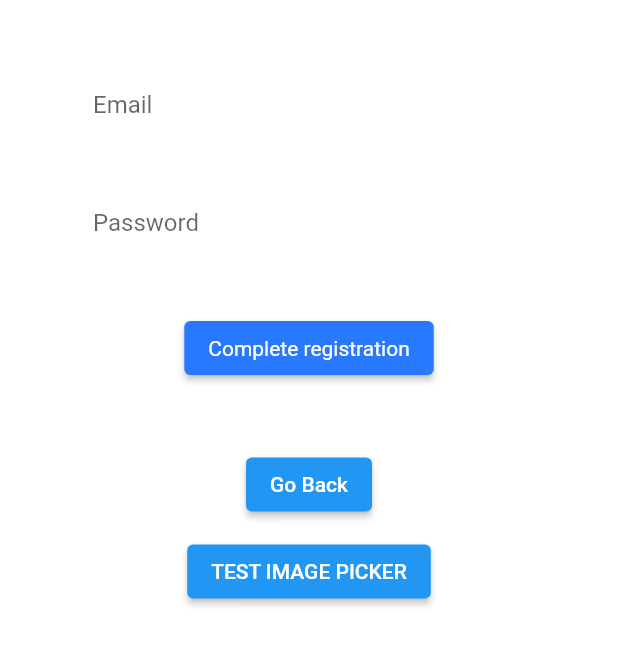
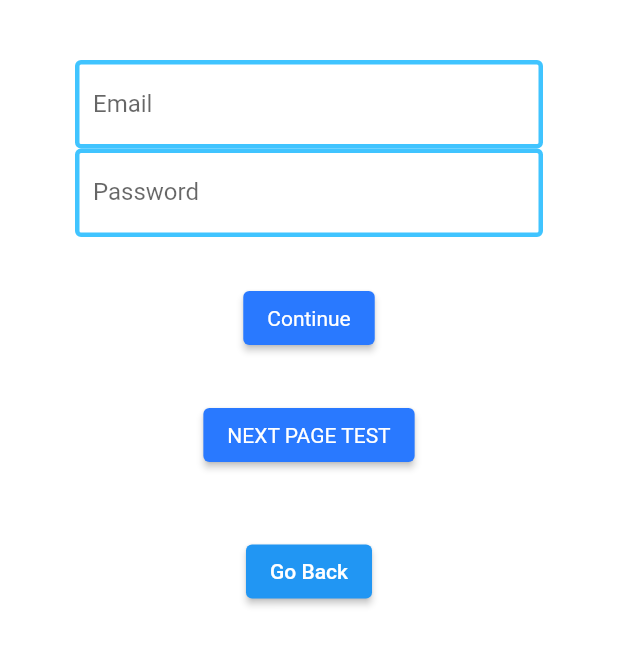
Before and after one commit to MauricioPatino/date-ready, a Flutter app: the screen it shows after launch, after a tap on "Sign in", after a tap on "Register", on a phone screen of 412 x 824 dp, the part 84-751 px from its top. Run offline on Flutter 3.47's test engine with Material 2 defaults, Android fonts, the phone set to English and light mode, and no system bars; our stand-ins replace carousel_slider, cloud_firestore, equatable, file_picker, firebase_auth, firebase_core and 4 more; missing offline and left inert: dart:ffi; accounts and stored records are empty.

```diff
--- a/lib/main.dart
+++ b/lib/main.dart
@@ -1,7 +1,7 @@
 import 'package:firebase_core/firebase_core.dart';
-import 'package:flutter/cupertino.dart';
 import 'package:flutter/material.dart';
 import 'package:provider/provider.dart';
+import 'package:ready_to_date/ui/pages/authenticate/sign_in.dart';
 import 'package:ready_to_date/ui/pages/models/myUser.dart';
 import 'package:ready_to_date/ui/pages/services/auth.dart';
 import 'package:ready_to_date/ui/pages/wrapper.dart';
--- a/lib/ui/pages/api/firebase_api.dart
+++ b/lib/ui/pages/api/firebase_api.dart
@@ -9,8 +9,8 @@ class FirebaseApi {
       final ref = FirebaseStorage.instance.ref(destination);
 
       return ref.putFile(file);
+      return null;
     }on FirebaseException catch(e){
-      return null;
     }
   }
 }
--- a/lib/ui/pages/authenticate/register.dart
+++ b/lib/ui/pages/authenticate/register.dart
@@ -1,8 +1,10 @@
 import 'package:flutter/material.dart';
+import 'package:ready_to_date/ui/pages/register_screens/name.dart';
 import 'package:ready_to_date/ui/pages/services/auth.dart';
 import 'package:ready_to_date/ui/pages/shared/constants.dart';
 import 'package:ready_to_date/ui/pages/shared/loading.dart';
 import 'package:ready_to_date/ui/pages/registration/setup_account.dart';
+import 'package:ready_to_date/ui/pages/register_screens/add_photo.dart';
 
 class Register extends StatefulWidget {
   //const Register({Key? key}) : super(key: key);
@@ -21,10 +23,13 @@ class _RegisterState extends State<Register> {
 
   bool loading = false;
 
+  final _email = TextEditingController();
+  final _password = TextEditingController();
 
   var email = '';
   var password = '';
   var error = '';
+
   @override
   Widget build(BuildContext context) {
     return loading ? Loading() : Scaffold(
@@ -42,7 +47,16 @@ class _RegisterState extends State<Register> {
               children: [
                 SizedBox(height: 20,),
                 TextFormField(
-                  decoration:textInputDecoration.copyWith(hintText: 'Email'),
+                  decoration: const InputDecoration(
+                    labelText: 'Email',
+                    enabledBorder: OutlineInputBorder(
+                      borderSide: const BorderSide(width: 3, color: Colors.lightBlueAccent),
+                      //borderRadius: BorderRadius.circular(15),
+                    ),
+                    focusedBorder: OutlineInputBorder(
+                      borderSide: const BorderSide(width: 3, color: Colors.lightBlueAccent),
+                    ),
+                  ), //textInputDecoration.copyWith(hintText: 'Email'),
                   validator: (val) => val!.isEmpty ? 'Enter your email' : null,
                   onChanged: (val){
                     setState(() {
@@ -50,9 +64,19 @@ class _RegisterState extends State<Register> {
                     });
                   },
                 ),
-                SizedBox(height: 20,),
+                // SizedBox(height: 20,),
                 TextFormField(
-                  decoration:textInputDecoration.copyWith(hintText: 'Password'),
+                  decoration: const InputDecoration(
+                    labelText: 'Password',
+                    enabledBorder: OutlineInputBorder(
+                      borderSide: const BorderSide(width: 3, color: Colors.lightBlueAccent),
+                      //borderRadius: BorderRadius.circular(15),
+                    ),
+                    focusedBorder: OutlineInputBorder(
+                      borderSide: const BorderSide(width: 3, color: Colors.lightBlueAccent),
+                    ),
+                  ),
+                  //textInputDecoration.copyWith(hintText: 'Password'),
                   validator: (val) => val!.length < 6 ? 'Enter a password 6 characters long' : null,
                   obscureText: true,
                   onChanged: (val){
@@ -63,7 +87,7 @@ class _RegisterState extends State<Register> {
                 ),
                 SizedBox(height: 30,),
                 ElevatedButton(
-                  child: Text('Complete registration'),
+                  child: Text('Continue'),
                   style: ButtonStyle(
                       backgroundColor: MaterialStateProperty.all(Colors.blueAccent[400]),
                       textStyle: MaterialStateProperty.all(
@@ -83,12 +107,19 @@ class _RegisterState extends State<Register> {
                     }
                   },
                 ),
+                SizedBox(height: 30,),
+                ElevatedButton(
+                  child: Text('NEXT PAGE TEST'),
+                  style: ButtonStyle(
+                      backgroundColor: MaterialStateProperty.all(Colors.blueAccent[400]),
+                      textStyle: MaterialStateProperty.all(
+                          TextStyle(color: Colors.white))),
+                  onPressed: () {Navigator.push(context, MaterialPageRoute(builder: (context) => const AddPhoto()));},
+                ),
                 SizedBox(height: 10,),
                 Text(error,style: TextStyle(color: Colors.red,fontSize: 20.0),),
                 SizedBox(height: 10,),
                 ElevatedButton(onPressed: () {widget.toggleView();}, child: Text('Go Back')),
-                SizedBox(height: 10,),
-                ElevatedButton(onPressed: () {Navigator.push(context,MaterialPageRoute(builder: (context) => const AccountRegistration()));}, child: Text('TEST IMAGE PICKER')),
               ],
             ),
           )
--- a/lib/ui/pages/authenticate/sign_in.dart
+++ b/lib/ui/pages/authenticate/sign_in.dart
@@ -20,6 +20,9 @@ class _SignInState extends State<SignIn> {
 
   bool loading = false;
 
+  final _email = TextEditingController();
+  final _password = TextEditingController();
+
   var error = '';
   var email = '';
   var password = '';
@@ -27,8 +30,10 @@ class _SignInState extends State<SignIn> {
   @override
   Widget build(BuildContext context) {
     return loading ? Loading() : Scaffold(
+      resizeToAvoidBottomInset: false,
       backgroundColor: Colors.white,
       appBar: AppBar(
+
         backgroundColor: Colors.lightBlue,
         elevation: 0.0,
         title: Text('Sign In for Date Ready'),
@@ -59,7 +64,16 @@ class _SignInState extends State<SignIn> {
               ),
               SizedBox(height: 20,),
               TextFormField(
-                decoration:textInputDecoration.copyWith(hintText: 'Email'),
+                decoration: const InputDecoration(
+                  labelText: 'Email',
+                  enabledBorder: OutlineInputBorder(
+                    borderSide: const BorderSide(width: 3, color: Colors.lightBlueAccent),
+                    //borderRadius: BorderRadius.circular(15),
+                  ),
+                  focusedBorder: OutlineInputBorder(
+                    borderSide: const BorderSide(width: 3, color: Colors.lightBlueAccent),
+                  ),
+                ),// textInputDecoration.copyWith(hintText: 'Email'),
                 validator: (val) => val!.isEmpty ? 'Enter your email' : null,
                 onChanged: (val){
                   setState(() {
@@ -69,7 +83,16 @@ class _SignInState extends State<SignIn> {
               ),
               SizedBox(height: 20,),
               TextFormField(
-                decoration:textInputDecoration.copyWith(hintText: 'Password'),
+                decoration: const InputDecoration(
+                  labelText: 'Password',
+                  enabledBorder: OutlineInputBorder(
+                    borderSide: const BorderSide(width: 3, color: Colors.lightBlueAccent),
+                    //borderRadius: BorderRadius.circular(15),
+                  ),
+                  focusedBorder: OutlineInputBorder(
+                    borderSide: const BorderSide(width: 3, color: Colors.lightBlueAccent),
+                  ),
+                ), //textInputDecoration.copyWith(hintText: 'Password'),
                 validator: (val) => val!.length < 6 ? 'Enter a password 6 characters long' : null,
                 obscureText: true,
                 onChanged: (val){
@@ -78,7 +101,7 @@ class _SignInState extends State<SignIn> {
                   });
                 },
               ),
-              SizedBox(height: 30,),
+              SizedBox(height: 20,),
               ElevatedButton(
                 child: Text('Sign in'),
                 style: ButtonStyle(
@@ -102,7 +125,6 @@ class _SignInState extends State<SignIn> {
               ),
               SizedBox(height: 10,),
               Text(error,style: TextStyle(color: Colors.red,fontSize: 20.0),),
-
               SizedBox(height: 10,),
               ElevatedButton(onPressed: () {widget.toggleView();}, child: Text('Register')),
             ],
--- a/lib/ui/pages/explore.dart
+++ b/lib/ui/pages/explore.dart
@@ -1,10 +1,12 @@
 import 'package:carousel_slider/carousel_slider.dart';
 import 'package:flutter/material.dart';
+import 'package:ready_to_date/ui/pages/models/myUser.dart';
 import 'package:ready_to_date/ui/pages/feedback.dart';
 import 'package:ready_to_date/ui/pages/explore.dart';
 import 'package:ready_to_date/ui/pages/settings.dart';
 
 class Explore extends StatefulWidget {
+  late myUser user;
   @override
   _HomePageState createState() => _HomePageState();
 }
--- a/lib/ui/pages/feedback.dart
+++ b/lib/ui/pages/feedback.dart
@@ -27,8 +27,7 @@ class _FeedScreen extends State<FeedScreen> {
               Navigator.pop(context);
             },
             child: Text(
-              'THIS IS FEEDBACK NOT SURE WHAT TO PUT RIGHT NOW',
-
+              'THIS IS FEEDBACK',
               style: TextStyle(color: Colors.white, fontSize: 14),
             ),
           ),
--- a/lib/ui/pages/models/myUser.dart
+++ b/lib/ui/pages/models/myUser.dart
@@ -1,5 +1,32 @@
+// class myUser {
+//  final String? uid;
+//
+//  myUser({this.uid});
+// }
+import 'package:cloud_firestore/cloud_firestore.dart';
+
 class myUser {
- final String? uid;
+ String? uid;
+ String? screenName;
+ String? photoUrl;
+ int? age;
+ String? bio = "";
+ myUser({this.uid, required this.screenName, required this.photoUrl, required this.age, required this.bio});
 
- myUser({this.uid});
+ myUser.fromSnapshot(DocumentSnapshot snapshot) {
+  uid = snapshot['uid'];
+  screenName = snapshot['name'];
+  age = snapshot['age'];
+  photoUrl = snapshot['profile_photo_path'];
+  bio = snapshot.get('bio') ?? '';
+ }
+ Map<String, dynamic> toMap() {
+  return <String, dynamic>{
+   'id': uid,
+   'name': screenName,
+   'age': age,
+   'profile_photo_path': photoUrl,
+   'bio': bio
+  };
+ }
 }
--- a/lib/ui/pages/registration/setup_account.dart
+++ b/lib/ui/pages/registration/setup_account.dart
@@ -27,10 +27,6 @@ class _AccountRegistrationState extends State<AccountRegistration> {
             children: [
               Column(
                 children: [
-                  //ElevatedButton(onPressed: () {Navigator.push(context,MaterialPageRoute(builder: (context) => widget._showChoiceDialog() ));}, child: Text('Upload a photo!')),
-                  SizedBox(height: 10,),
-                  ElevatedButton(onPressed: () {Navigator.push(context,MaterialPageRoute(builder: (context) => CameraWidget()));}, child: Text('Upload a photo!')),
-                  SizedBox(height: 10,),
                   ElevatedButton(onPressed: () {Navigator.push(context,MaterialPageRoute(builder: (context) => CameraWidget()));}, child: Text('Upload a photo!')),
                   SizedBox(height: 10,),
                 ],
--- a/lib/ui/pages/services/auth.dart
+++ b/lib/ui/pages/services/auth.dart
@@ -5,12 +5,16 @@ import 'package:cloud_firestore/cloud_firestore.dart';
 
 class AuthService {
 
+  //final GoogleSignIn _googleSignIn = GoogleSignIn();
+
   final FirebaseAuth _auth = FirebaseAuth.instance;
 
   //creates user object based on User
   //User = FirebaseUser. Use User not FirebaseUser
   myUser? _userFromFirebaseUser(User? user) {
-    return user != null ? myUser(uid: user.uid) : null;
+    return user != null ? myUser(uid: user.uid, screenName: '', age: 0, bio: '', photoUrl: '') : null;
+    //return user != null ? myUser(uid: user.uid, screenName: '', age: 1, bio: '', photoUrl: '') : null;
+
   }
 
   //auth change user stream
@@ -51,7 +55,7 @@ class AuthService {
       User? user = result.user;
 
       //creates a new document for the user with the uid
-      await DatabaseService(uid: user!.uid).updateUserData('Joey Kit', 'Foto-1', 'I like women', 'Please date me!');
+      await DatabaseService(uid: user!.uid).updateUserData('Joey Scally', 'Foto-1', 'I like women', 'Please date me!');
 
 
       return _userFromFirebaseUser(user);
@@ -83,8 +87,11 @@ class AuthService {
     }
   }
 
-  // Future<void> delete() async {
-  //   return _delegate.delete();
+  //gets user account
+  // Future<myUser> getUser() async {
+  //   coUserCredential = await _auth.currentUser();
+  //   return myUser(uid: user.uid);
   // }
+  //
 
 }
```
Also changed, not shown: lib/ui/pages/register_screens/add_photo.dart (added, +229 -0 lines), lib/ui/pages/register_screens/name.dart (added, +93 -0 lines), lib/ui/pages/register_screens/age.dart (added), lib/ui/pages/register_screens/email_password.dart (added), pubspec.lock, 2 other files.
